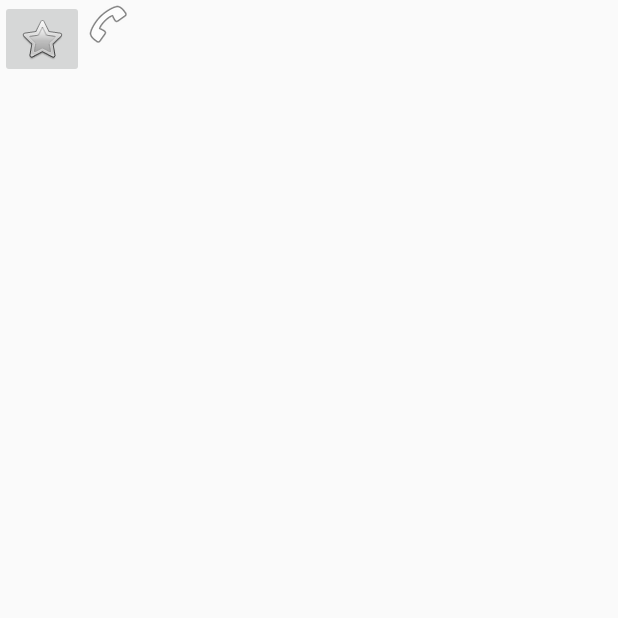
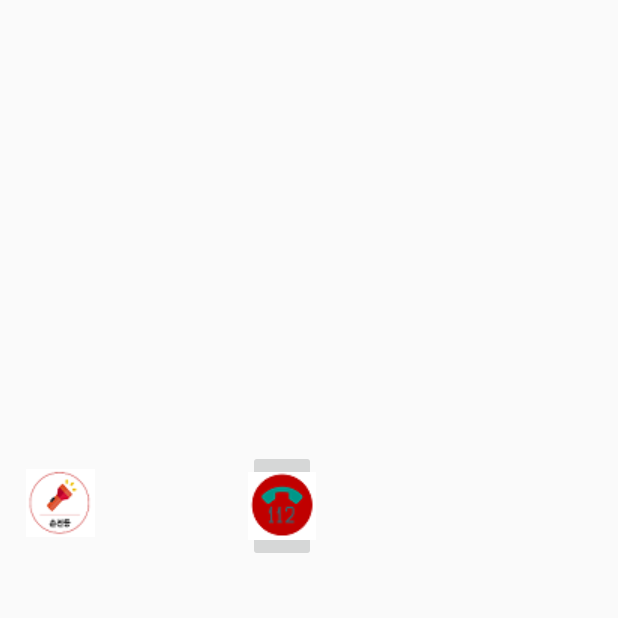
Before and after one commit to hyunajin/JustTrustMe, an Android app: the ButtonActivity screen opened directly, with no data from a screen before it, on a phone screen of 412 x 824 dp, the top half of it. Run offline under Robolectric (Android 15) with nearby library versions, the phone set to English and light mode, and no system bars.

Commit message:
버튼 변경

```diff
--- a/JustTrustMe/app/src/main/java/com/example/asus/justtrustme/ButtonActivity.java
+++ b/JustTrustMe/app/src/main/java/com/example/asus/justtrustme/ButtonActivity.java
@@ -1,36 +1,56 @@
 package com.example.asus.justtrustme;
 
+import android.annotation.TargetApi;
+import android.content.Intent;
 import android.content.pm.PackageManager;
 import android.hardware.camera2.CameraAccessException;
 import android.hardware.camera2.CameraCharacteristics;
 import android.hardware.camera2.CameraManager;
+import android.os.Build;
 import android.os.Handler;
+import android.support.annotation.RequiresApi;
 import android.support.v7.app.AppCompatActivity;
 import android.os.Bundle;
 import android.telephony.SmsManager;
 import android.view.View;
+import android.widget.Button;
 import android.widget.ImageButton;
 import android.widget.Toast;
 
 public class ButtonActivity extends AppCompatActivity {
 
     String phoneNumber ="01042256634";
-    String smsBody ="문자 전송";
+    String smsBody ="/data.txt";
 
-
-
+    ImageButton sms;
     private ImageButton mImageButtonFlash;
     private boolean mFlashOn;
 
     private CameraManager mCameraManager;
     private String mCameraId;
+    @RequiresApi(api = Build.VERSION_CODES.LOLLIPOP)
     @Override
     protected void onCreate(Bundle savedInstanceState) {
         super.onCreate(savedInstanceState);
         setContentView(R.layout.activity_button);
 
-        SmsManager smsManager = SmsManager.getDefault();
-        smsManager.sendTextMessage(phoneNumber,null,smsBody,null,null);
+        sms = findViewById(R.id.smsButton);
+
+        sms.setOnClickListener(new View.OnClickListener() {
+            @Override
+            public void onClick(View v) {
+                Intent smsIntent = new Intent(Intent.ACTION_VIEW);
+
+                smsIntent.setType("vnd.android-dir/mms-sms");
+
+                smsIntent.putExtra("address", phoneNumber);
+
+                smsIntent.putExtra("/data.txt", smsBody);
+
+
+                startActivity(smsIntent);
+            }
+        });
 
             if(!getPackageManager().hasSystemFeature(PackageManager.FEATURE_CAMERA_FLASH)){
                 Toast.makeText(getApplicationContext(),"There is no camera flash. |n The app will finish!",Toast.LENGTH_SHORT).show();
@@ -61,6 +81,8 @@ public class ButtonActivity extends AppCompatActivity {
                 }
             },3500);
         }
+        @TargetApi(Build.VERSION_CODES.M)
+        @RequiresApi(api = Build.VERSION_CODES.LOLLIPOP)
         private void flashlight() {
             if (mCameraId == null){
                 try{
--- a/JustTrustMe/app/src/main/java/com/example/asus/justtrustme/OtherSettings.java
+++ b/JustTrustMe/app/src/main/java/com/example/asus/justtrustme/OtherSettings.java
@@ -93,6 +93,8 @@ public class OtherSettings extends AppCompatActivity implements NavigationView.O
         Log.i("Other Settings","you Clicked now : " + i);
         if (i==0){
             Toast.makeText(getApplicationContext(),"메시지 내용 수정 눌림",Toast.LENGTH_SHORT).show();
+            Intent saveintent = new Intent(OtherSettings.this, SaveActivity.class);
+            startActivity(saveintent);
         }else if (i==1){
             Toast.makeText(getApplicationContext(),"롱터치 눌림",Toast.LENGTH_SHORT).show();
         }else if (i==2){
--- a/JustTrustMe/app/src/main/res/layout/activity_button.xml
+++ b/JustTrustMe/app/src/main/res/layout/activity_button.xml
@@ -6,17 +6,30 @@
     android:layout_height="match_parent"
     tools:context=".ButtonActivity">
 
-    <ImageButton
-        android:layout_width="wrap_content"
-        android:layout_height="wrap_content"
-        android:id="@+id/flash"
-        android:src="@android:drawable/btn_star_big_off"
-        />
+    <LinearLayout
+        android:layout_width="match_parent"
+        android:layout_height="80dp"
+        android:layout_marginTop="300dp"
+        android:orientation="horizontal">
 
-    <ImageView
-        android:id="@+id/sms"
-        android:layout_width="wrap_content"
-        android:layout_height="wrap_content"
-        app:srcCompat="@android:drawable/ic_menu_call" />
+        <ImageButton
+            android:id="@+id/flash"
+            android:layout_width="50dp"
+            android:layout_height="50dp"
+            android:layout_marginLeft="15dp"
+            android:layout_marginTop="10dp"
+            android:layout_marginRight="80dp"
+            android:layout_marginBottom="5dp"
+            android:src="@drawable/flash" />
+
+        <ImageButton
+            android:id="@+id/smsButton"
+            android:layout_width="45dp"
+            android:layout_height="match_parent"
+            android:layout_marginLeft="20dp"
+            android:layout_marginRight="50dp"
+            android:layout_marginBottom="5dp"
+            app:srcCompat="@drawable/sms" />
+    </LinearLayout>
 
 </LinearLayout>
--- a/JustTrustMe/app/src/main/res/values/strings.xml
+++ b/JustTrustMe/app/src/main/res/values/strings.xml
@@ -20,4 +20,7 @@
     <string name="navigation_drawer_close">Close navigation drawer</string>
     <string name="starting_point">출발지</string>
     <string name="destination">도착지</string>
+
+    <!-- TODO: Remove or change this placeholder text -->
+    <string name="hello_blank_fragment">Hello blank fragment</string>
 </resources>
```
Also changed, not shown: JustTrustMe/app/src/main/AndroidManifest.xml (+12 -9 lines), JustTrustMe/app/src/main/java/com/example/asus/justtrustme/MessageFragment.java (added, +108 -0 lines), JustTrustMe/app/src/main/java/com/example/asus/justtrustme/SaveActivity.java (added, +60 -0 lines), JustTrustMe/app/src/main/res/layout/activity_save.xml (added, +42 -0 lines), JustTrustMe/app/src/main/res/layout/fragment_message.xml (added, +42 -0 lines), JustTrustMe/app/src/main/res/drawable/flash.png (added), JustTrustMe/app/src/main/res/drawable/sms.png (added). Lines whose indentation alone changed are shown as unchanged.
